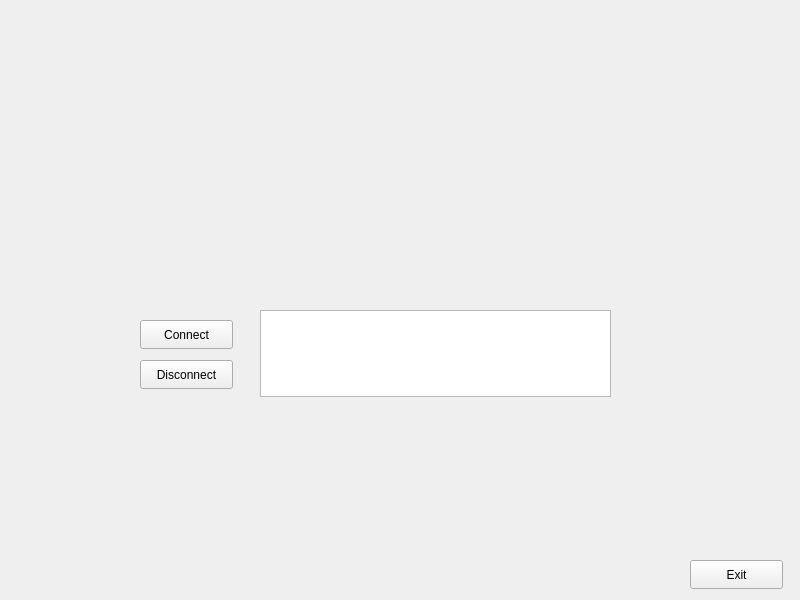
Pierrot12000/Carte_mifare_classic, file carte_mifareqt/mywindow.ui: the form before one commit.
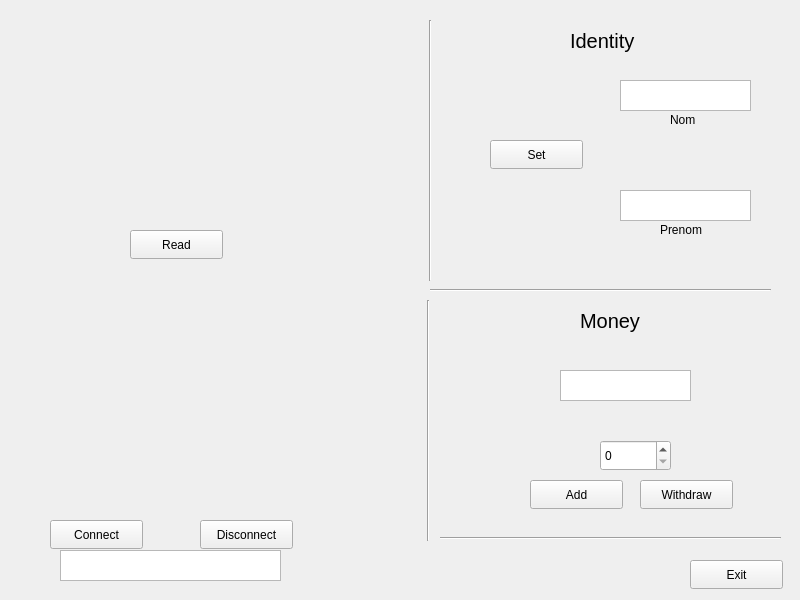
The form after the commit.

Patch:
```diff
--- a/carte_mifareqt/mywindow.ui
+++ b/carte_mifareqt/mywindow.ui
@@ -16,8 +16,8 @@
   <widget class="QPushButton" name="Connect">
    <property name="geometry">
     <rect>
-     <x>140</x>
-     <y>320</y>
+     <x>50</x>
+     <y>520</y>
      <width>93</width>
      <height>29</height>
     </rect>
@@ -29,10 +29,10 @@
   <widget class="QTextEdit" name="Display">
    <property name="geometry">
     <rect>
-     <x>260</x>
-     <y>310</y>
-     <width>351</width>
-     <height>87</height>
+     <x>60</x>
+     <y>550</y>
+     <width>221</width>
+     <height>31</height>
     </rect>
    </property>
   </widget>
@@ -52,8 +52,8 @@
   <widget class="QPushButton" name="Disconnect">
    <property name="geometry">
     <rect>
-     <x>140</x>
-     <y>360</y>
+     <x>200</x>
+     <y>520</y>
      <width>93</width>
      <height>29</height>
     </rect>
@@ -62,6 +62,237 @@
     <string>Disconnect</string>
    </property>
   </widget>
+  <widget class="QPushButton" name="Read">
+   <property name="geometry">
+    <rect>
+     <x>130</x>
+     <y>230</y>
+     <width>93</width>
+     <height>29</height>
+    </rect>
+   </property>
+   <property name="text">
+    <string>Read</string>
+   </property>
+  </widget>
+  <widget class="QLabel" name="label_card">
+   <property name="geometry">
+    <rect>
+     <x>62</x>
+     <y>280</y>
+     <width>231</width>
+     <height>221</height>
+    </rect>
+   </property>
+   <property name="text">
+    <string/>
+   </property>
+  </widget>
+  <widget class="QTextEdit" name="Nom">
+   <property name="geometry">
+    <rect>
+     <x>620</x>
+     <y>80</y>
+     <width>131</width>
+     <height>31</height>
+    </rect>
+   </property>
+  </widget>
+  <widget class="QTextEdit" name="Prenom">
+   <property name="geometry">
+    <rect>
+     <x>620</x>
+     <y>190</y>
+     <width>131</width>
+     <height>31</height>
+    </rect>
+   </property>
+  </widget>
+  <widget class="QLabel" name="label">
+   <property name="geometry">
+    <rect>
+     <x>670</x>
+     <y>110</y>
+     <width>63</width>
+     <height>20</height>
+    </rect>
+   </property>
+   <property name="text">
+    <string>Nom</string>
+   </property>
+  </widget>
+  <widget class="QLabel" name="label_2">
+   <property name="geometry">
+    <rect>
+     <x>660</x>
+     <y>220</y>
+     <width>63</width>
+     <height>20</height>
+    </rect>
+   </property>
+   <property name="text">
+    <string>Prenom</string>
+   </property>
+  </widget>
+  <widget class="QPushButton" name="Set_name">
+   <property name="geometry">
+    <rect>
+     <x>490</x>
+     <y>140</y>
+     <width>93</width>
+     <height>29</height>
+    </rect>
+   </property>
+   <property name="text">
+    <string>Set</string>
+   </property>
+  </widget>
+  <widget class="QTextEdit" name="Money">
+   <property name="geometry">
+    <rect>
+     <x>560</x>
+     <y>370</y>
+     <width>131</width>
+     <height>31</height>
+    </rect>
+   </property>
+  </widget>
+  <widget class="Line" name="line">
+   <property name="geometry">
+    <rect>
+     <x>430</x>
+     <y>280</y>
+     <width>341</width>
+     <height>20</height>
+    </rect>
+   </property>
+   <property name="orientation">
+    <enum>Qt::Horizontal</enum>
+   </property>
+  </widget>
+  <widget class="Line" name="line_2">
+   <property name="geometry">
+    <rect>
+     <x>420</x>
+     <y>20</y>
+     <width>20</width>
+     <height>261</height>
+    </rect>
+   </property>
+   <property name="orientation">
+    <enum>Qt::Vertical</enum>
+   </property>
+  </widget>
+  <widget class="QLabel" name="label_4">
+   <property name="geometry">
+    <rect>
+     <x>570</x>
+     <y>20</y>
+     <width>101</width>
+     <height>41</height>
+    </rect>
+   </property>
+   <property name="sizePolicy">
+    <sizepolicy hsizetype="Preferred" vsizetype="Preferred">
+     <horstretch>0</horstretch>
+     <verstretch>0</verstretch>
+    </sizepolicy>
+   </property>
+   <property name="font">
+    <font>
+     <pointsize>15</pointsize>
+    </font>
+   </property>
+   <property name="text">
+    <string>Identity </string>
+   </property>
+  </widget>
+  <widget class="QLabel" name="label_5">
+   <property name="geometry">
+    <rect>
+     <x>580</x>
+     <y>300</y>
+     <width>101</width>
+     <height>41</height>
+    </rect>
+   </property>
+   <property name="sizePolicy">
+    <sizepolicy hsizetype="Preferred" vsizetype="Preferred">
+     <horstretch>0</horstretch>
+     <verstretch>0</verstretch>
+    </sizepolicy>
+   </property>
+   <property name="font">
+    <font>
+     <pointsize>15</pointsize>
+    </font>
+   </property>
+   <property name="text">
+    <string>Money</string>
+   </property>
+  </widget>
+  <widget class="Line" name="line_3">
+   <property name="geometry">
+    <rect>
+     <x>420</x>
+     <y>300</y>
+     <width>16</width>
+     <height>241</height>
+    </rect>
+   </property>
+   <property name="orientation">
+    <enum>Qt::Vertical</enum>
+   </property>
+  </widget>
+  <widget class="QSpinBox" name="spin_Money">
+   <property name="geometry">
+    <rect>
+     <x>600</x>
+     <y>440</y>
+     <width>71</width>
+     <height>31</height>
+    </rect>
+   </property>
+  </widget>
+  <widget class="QPushButton" name="add">
+   <property name="geometry">
+    <rect>
+     <x>530</x>
+     <y>480</y>
+     <width>93</width>
+     <height>29</height>
+    </rect>
+   </property>
+   <property name="text">
+    <string>Add</string>
+   </property>
+  </widget>
+  <widget class="QPushButton" name="withdraw">
+   <property name="geometry">
+    <rect>
+     <x>640</x>
+     <y>480</y>
+     <width>93</width>
+     <height>29</height>
+    </rect>
+   </property>
+   <property name="text">
+    <string>Withdraw</string>
+   </property>
+  </widget>
+  <widget class="Line" name="line_4">
+   <property name="geometry">
+    <rect>
+     <x>440</x>
+     <y>530</y>
+     <width>341</width>
+     <height>16</height>
+    </rect>
+   </property>
+   <property name="orientation">
+    <enum>Qt::Horizontal</enum>
+   </property>
+  </widget>
  </widget>
  <resources/>
  <connections/>
```
